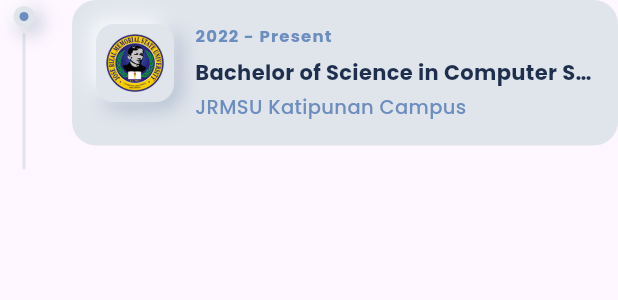
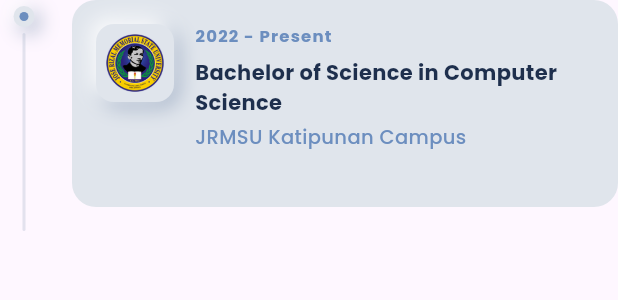
Before and after one commit to bhugthicc2/jcgpl_portfolio, a Flutter app: the TimelineEntry widget shown alone on an empty page, opened directly with sample values from the repository, on a phone screen of 412 x 824 dp. Shown: the top 300 px of the screen. Run offline on Flutter 3.47's test engine with Material 3 defaults, Android fonts, the phone set to English and light mode, and no system bars; our stand-ins replace flutter_svg, google_fonts, simple_icons, visibility_detector; missing offline and left inert: dart:html.

Commit message:
contact tap

```diff
--- a/lib/sections/about/entry/timeline_entry.dart
+++ b/lib/sections/about/entry/timeline_entry.dart
@@ -106,19 +106,20 @@ class TimelineEntry extends StatelessWidget {
                         // Period badge
                         Text(entry.period, style: style),
                         const SizedBox(height: 6),
-                        Text(
+                        Expanded(
+                          child: Text(
                             entry.degree,
                             style: TextStyle(
-                            overflow: TextOverflow.ellipsis,
                               fontSize: 14,
                               fontWeight: FontWeight.w700,
                               color: const Color(0xFF1e2f4d),
                               height: 1.4,
                             ),
                           ),
+                        ),
                         const SizedBox(height: 4),
-                        Text(
-                          overflow: TextOverflow.ellipsis,
+                        Expanded(
+                          child: Text(
                             entry.school,
                             style: TextStyle(
                               fontSize: 13,
@@ -126,17 +127,19 @@ class TimelineEntry extends StatelessWidget {
                               color: const Color(0xFF6C8EBF),
                             ),
                           ),
+                        ),
                         if (entry.description != null) ...[
                           const SizedBox(height: 8),
-                          Text(
+                          Expanded(
+                            child: Text(
                               entry.description!,
                               style: TextStyle(
-                              overflow: TextOverflow.ellipsis,
                                 fontSize: 12,
                                 color: const Color(
                                   0xFF4a5e7a,
                                 ).withValues(alpha: 0.8),
                                 height: 1.6,
+                              ),
                             ),
                           ),
                         ],
--- a/lib/sections/home/home_section.dart
+++ b/lib/sections/home/home_section.dart
@@ -159,7 +159,10 @@ class _InfoContent extends StatelessWidget {
 
   Future<void> _downloadCV() async {
     if (kIsWeb) {
-      html.AnchorElement(href: '/assets/assets/cv/jesie_gapol_cv.pdf')
+      final href = Uri.base
+          .resolve('assets/assets/cv/Jesie_Gapol_CV.pdf')
+          .toString();
+      html.AnchorElement(href: href)
         ..setAttribute('download', 'Jesie_Gapol_CV.pdf')
         ..click();
       return;
--- a/lib/shell/models/portfolio_section.dart
+++ b/lib/shell/models/portfolio_section.dart
@@ -3,7 +3,7 @@ enum PortfolioSection {
   about,
   skills,
   projects,
-  // experience,
+  experience,
   contact;
 
   String get label => switch (this) {
@@ -11,7 +11,7 @@ enum PortfolioSection {
     PortfolioSection.about => 'About',
     PortfolioSection.skills => 'Skills',
     PortfolioSection.projects => 'Projects',
-    // PortfolioSection.experience => 'Experience',
+    PortfolioSection.experience => 'Experience',
     PortfolioSection.contact => 'Contact',
   };
 
```
Also changed, not shown: lib/sections/skills/skills_section.dart (+29 -19 lines), lib/shell/pages/main_page.dart (+5 -5 lines), 3 other files. Lines whose indentation alone changed are shown as unchanged.
